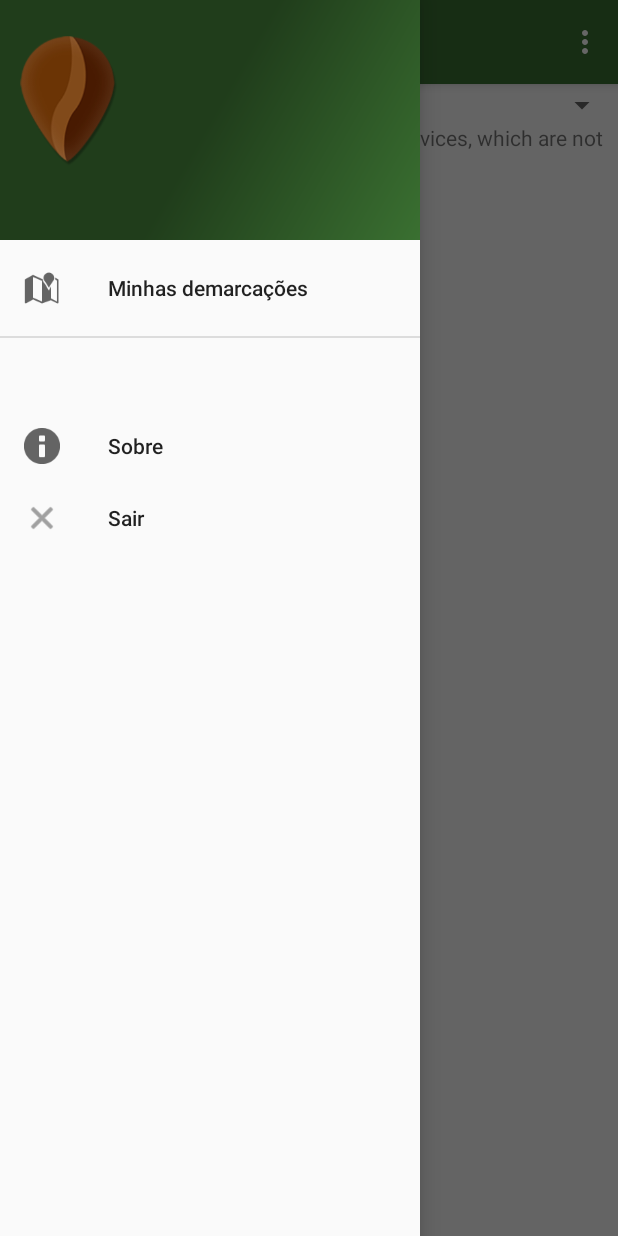
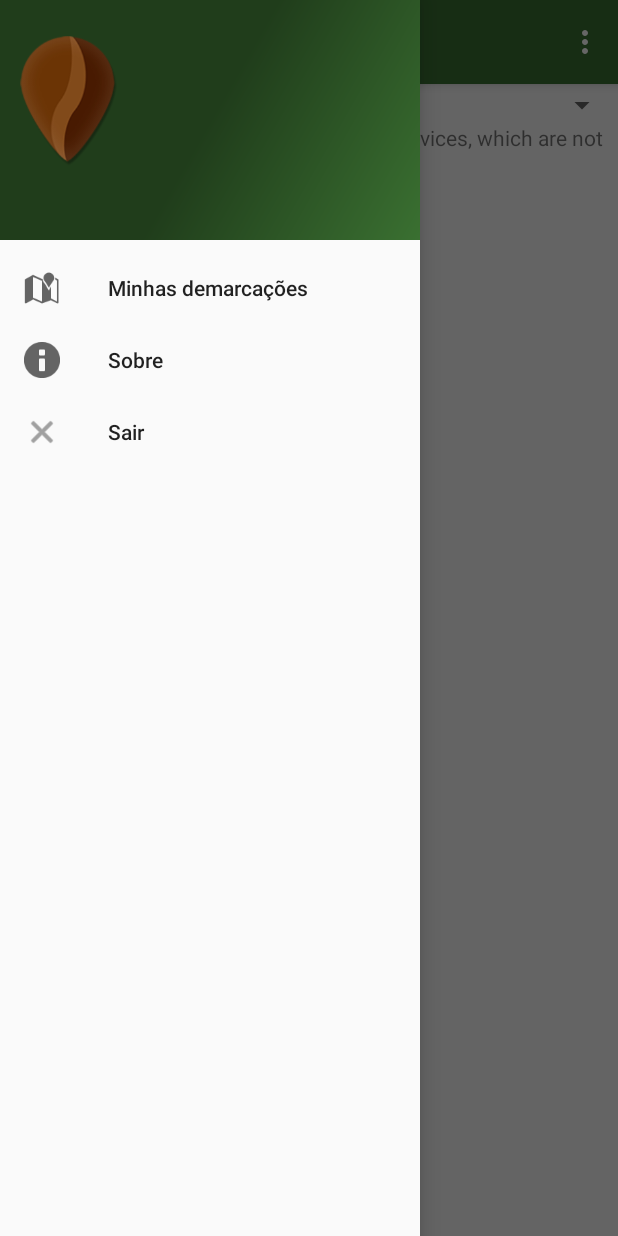
Before and after one commit to yasminbacha/dcafe, an Android app: the Principal screen opened directly, with no data from a screen before it, with the side drawer open, on a phone screen of 412 x 824 dp. Run offline under Robolectric (Android 15) with nearby library versions, the phone set to English and light mode, and no system bars.

Commit message:
Melhorando layout

```diff
--- a/DCafe/app/src/main/AndroidManifest.xml
+++ b/DCafe/app/src/main/AndroidManifest.xml
@@ -76,9 +76,11 @@
         <activity
             android:name=".DemarcarPoligonoActivity"
             android:label="Redesenhar área" />
-        <activity android:name=".ListarDemarcacoesActivity" >
+        <activity android:name=".ListarDemarcacoesActivity"
+            android:label="Minhas demarcações"  >
         </activity>
-        <activity android:name=".VisualizarDemarcacao" >
+        <activity android:name=".VisualizarDemarcacao"
+            android:label="Visualizar demarcação"  >
         </activity>
     </application>
 
--- a/DCafe/app/src/main/java/epamig/dcafe/CadastroActivity.java
+++ b/DCafe/app/src/main/java/epamig/dcafe/CadastroActivity.java
@@ -62,7 +62,6 @@ public class CadastroActivity extends AppCompatActivity implements LoaderCallbac
     private EditText edtEmail;
     private EditText edtOutraAtividade;
     private EditText edtSenha;
-
 
     private String atividadeProfissional;
     private RadioGroup rgAtividade;
--- a/DCafe/app/src/main/java/epamig/dcafe/Principal.java
+++ b/DCafe/app/src/main/java/epamig/dcafe/Principal.java
@@ -535,7 +535,7 @@ public class Principal extends AppCompatActivity
         Usuario usuario = new Usuario();
         usuario.setIdUsuario(settings.getInt("idUsuario", 0));
         usuario.setNomeUsuario(settings.getString("nomeUsuario", ""));
-        usuario.setEmailUsuario(settings.getString("nomeUsuario", ""));
+        usuario.setEmailUsuario(settings.getString("emailUsuario", ""));
         usuario.setProfissaoUsuario(settings.getString("profissaoUsuario", ""));
 
 
--- a/DCafe/app/src/main/java/epamig/dcafe/SplashActivity.java
+++ b/DCafe/app/src/main/java/epamig/dcafe/SplashActivity.java
@@ -17,7 +17,7 @@ import java.util.TimerTask;
 public class SplashActivity extends AppCompatActivity {
 
     private AlertDialog alerta;
-    private static  int TEMPO = 500;
+    private static  int TEMPO = 1000;
 
     @Override
     protected void onCreate(Bundle savedInstanceState) {
@@ -26,7 +26,6 @@ public class SplashActivity extends AppCompatActivity {
         boolean logado = logado();
         boolean conectado = verificaConexao();
 
-        //TODO TESTEEEE DEPOIS EU DESCOMENTO
         if (logado == true) {
             new Timer().schedule(new TimerTask() {
                 @Override
--- a/DCafe/app/src/main/res/layout/nav_header_principal.xml
+++ b/DCafe/app/src/main/res/layout/nav_header_principal.xml
@@ -11,7 +11,9 @@
 
     <ImageView android:layout_width="92dp" android:layout_height="92dp"
         android:paddingTop="@dimen/nav_header_vertical_spacing"
-        android:src="@drawable/logo" android:maxHeight="10dp" android:id="@+id/imageView" />
+        android:src="@drawable/logo"
+        android:maxHeight="10dp"
+        android:id="@+id/imageView"/>
 
     <TextView
         android:layout_width="match_parent" android:layout_height="wrap_content"
--- a/DCafe/app/src/main/res/menu/activity_principal_drawer.xml
+++ b/DCafe/app/src/main/res/menu/activity_principal_drawer.xml
@@ -1,18 +1,17 @@
 <?xml version="1.0" encoding="utf-8"?>
 <menu xmlns:android="http://schemas.android.com/apk/res/android">
+    <item
+        android:id="@+id/nav_demarcacoes"
+        android:icon="@android:drawable/ic_dialog_map"
+        android:title="Minhas demarcações" />
 
-    <item android:id="@+id/nav_demarcacoes" android:icon="@android:drawable/ic_dialog_map"
-        android:title="Minhas demarcações" />
-<!--    <group android:checkableBehavior="single">
-    </group>-->
-
-    <item android:title="">
-        <menu>
-            <item android:id="@+id/nav_sobre" android:icon="@android:drawable/ic_dialog_info"
-                android:title="Sobre" />
-            <item android:id="@+id/nav_sair" android:icon="@android:drawable/ic_menu_close_clear_cancel"
-                android:title="Sair" />
-        </menu>
-    </item>
+    <item
+        android:id="@+id/nav_sobre"
+        android:icon="@android:drawable/ic_dialog_info"
+        android:title="Sobre" />
+    <item
+        android:id="@+id/nav_sair"
+        android:icon="@android:drawable/ic_menu_close_clear_cancel"
+        android:title="Sair" />
 
 </menu>
```
